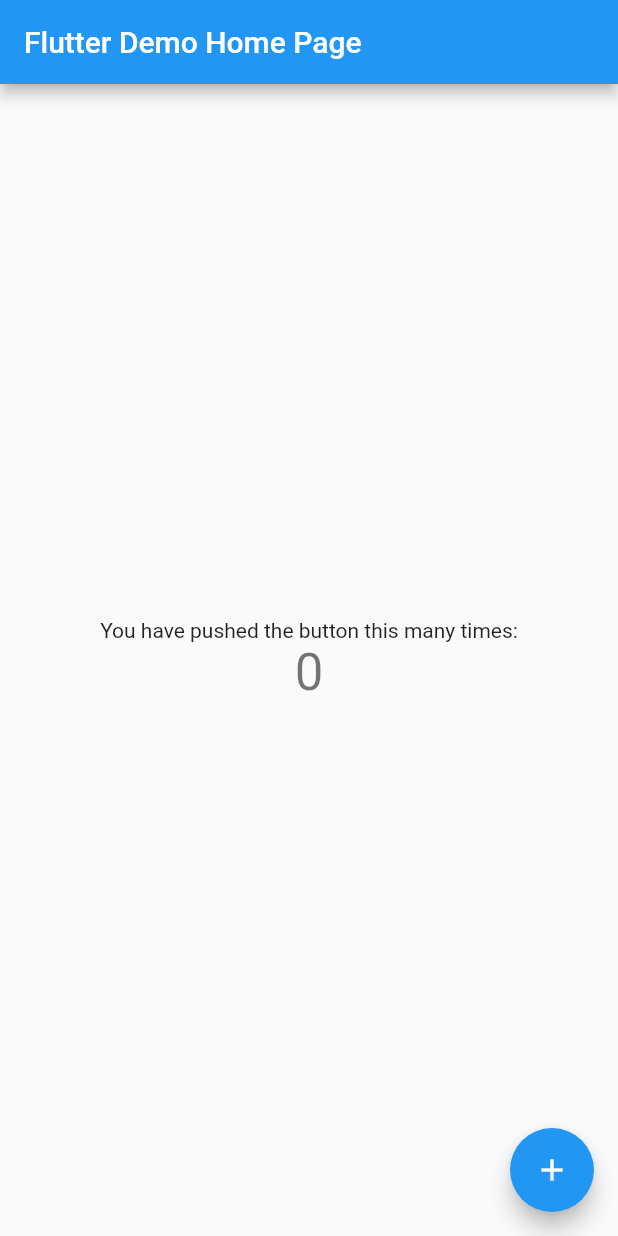
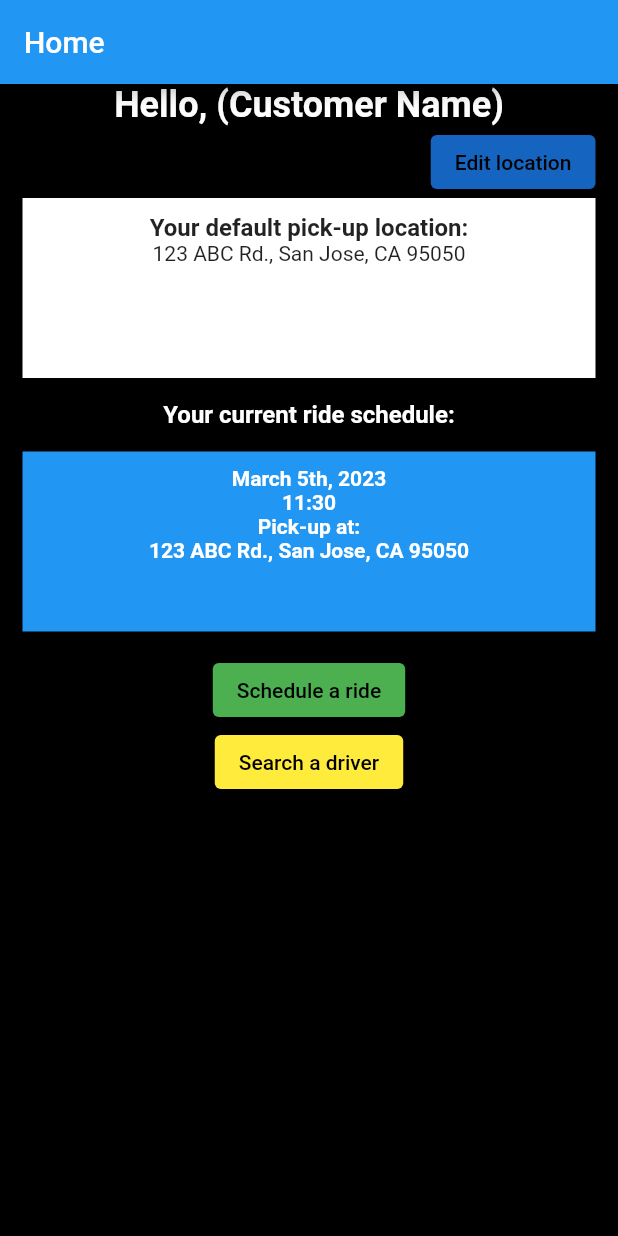
Before and after one commit to daniellee97/Sharide_dart, a Flutter app: the screen it shows after launch, on a phone screen of 412 x 824 dp. Run offline on Flutter 3.47's test engine with Material 2 defaults, Android fonts, the phone set to English and light mode, and no system bars.

Commit message:
Added more contents on the main page

```diff
--- /dev/null
+++ b/sharideapp/lib/homeSreen.dart
@@ -0,0 +1,132 @@
+import 'package:flutter/material.dart';
+
+class HomeScreen extends StatelessWidget {
+  @override
+  Widget build(BuildContext context) {
+    return Scaffold(
+        appBar: AppBar(title: Text('Home')),
+        body: Container(
+            color: Colors.black,
+            child: Column(
+              children: [
+                const Text(
+                  'Hello, (Customer Name)',
+                  style: TextStyle(
+                      fontSize: 24,
+                      fontWeight: FontWeight.bold,
+                      color: Colors.white),
+                ),
+                Container(
+                  alignment: Alignment.centerRight,
+                  margin: EdgeInsets.only(right: 15),
+                  child: ElevatedButton(
+                    onPressed: () => {},
+                    child: Text(
+                      'Edit location',
+                      style: TextStyle(color: Colors.black),
+                    ),
+                    style: ButtonStyle(
+                        backgroundColor:
+                            MaterialStateProperty.all(Colors.blue.shade800)),
+                  ),
+                ),
+                Container(
+                    alignment: Alignment.center,
+                    width: double.infinity,
+                    height: 120,
+                    margin: EdgeInsets.symmetric(horizontal: 15),
+                    padding: EdgeInsets.all(10),
+                    color: Colors.white,
+                    child: Column(
+                      children: [
+                        Text(
+                          'Your default pick-up location:',
+                          style: TextStyle(
+                              fontSize: 16, fontWeight: FontWeight.bold),
+                          textAlign: TextAlign.center,
+                        ),
+                        Text('123 ABC Rd., San Jose, CA 95050')
+                      ],
+                    )),
+                Container(
+                  margin: EdgeInsets.all(15),
+                  child: Column(
+                    children: [
+                      Text(
+                        'Your current ride schedule:',
+                        style: TextStyle(
+                            fontSize: 16,
+                            fontWeight: FontWeight.bold,
+                            color: Colors.white),
+                        textAlign: TextAlign.start,
+                      ),
+                      Container(
+                        height: 120,
+                        width: double.infinity,
+                        margin: EdgeInsets.symmetric(vertical: 15),
+                        padding: EdgeInsets.all(10),
+                        decoration: BoxDecoration(color: Colors.blue),
+                        child: Column(
+                          children: [
+                            Text(
+                              'March 5th, 2023',
+                              style: TextStyle(
+                                  color: Colors.white,
+                                  fontSize: 14,
+                                  fontWeight: FontWeight.bold),
+                            ),
+                            Text(
+                              '11:30',
+                              style: TextStyle(
+                                  color: Colors.white,
+                                  fontSize: 14,
+                                  fontWeight: FontWeight.bold),
+                            ),
+                            Text(
+                              'Pick-up at:',
+                              style: TextStyle(
+                                  color: Colors.white,
+                                  fontSize: 14,
+                                  fontWeight: FontWeight.bold),
+                            ),
+                            Text(
+                              '123 ABC Rd., San Jose, CA 95050',
+                              style: TextStyle(
+                                  color: Colors.white,
+                                  fontSize: 14,
+                                  fontWeight: FontWeight.bold),
+                            ),
+                          ],
+                        ),
+                      ),
+                      Container(
+                        child: Column(
+                          children: [
+                            ElevatedButton(
+                                style: ButtonStyle(
+                                    backgroundColor: MaterialStateProperty.all(
+                                        Colors.green)),
+                                onPressed: () => {},
+                                child: Text(
+                                  'Schedule a ride',
+                                  style: TextStyle(color: Colors.black),
+                                )),
+                            ElevatedButton(
+                                style: ButtonStyle(
+                                    backgroundColor: MaterialStateProperty.all(
+                                        Colors.yellow)),
+                                onPressed: () => {},
+                                child: Text(
+                                  'Search a driver',
+                                  style: TextStyle(color: Colors.black),
+                                )),
+                          ],
+                        ),
+                      ),
+                    ],
+                  ),
+                ),
+              ],
+            )));
+  }
+}
--- a/sharideapp/lib/main.dart
+++ b/sharideapp/lib/main.dart
@@ -1,14 +1,13 @@
 import 'package:flutter/material.dart';
 
+import './homeSreen.dart';
+
 void main() {
-  runApp(const MyApp());
+  runApp(MyApp());
 }
 
 class MyApp extends StatelessWidget {
-  const MyApp({super.key});
 
-  // This widget is the root of your application.
-  @override
   Widget build(BuildContext context) {
     return MaterialApp(
       title: 'Flutter Demo',
@@ -24,92 +23,7 @@
         // is not restarted.
         primarySwatch: Colors.blue,
       ),
-      home: const MyHomePage(title: 'Flutter Demo Home Page'),
+      home: HomeScreen(),
     );
   }
 }
-
-class MyHomePage extends StatefulWidget {
-  const MyHomePage({super.key, required this.title});
-
-  // This widget is the home page of your application. It is stateful, meaning
-  // that it has a State object (defined below) that contains fields that affect
-  // how it looks.
-
-  // This class is the configuration for the state. It holds the values (in this
-  // case the title) provided by the parent (in this case the App widget) and
-  // used by the build method of the State. Fields in a Widget subclass are
-  // always marked "final".
-
-  final String title;
-
-  @override
-  State<MyHomePage> createState() => _MyHomePageState();
-}
-
-class _MyHomePageState extends State<MyHomePage> {
-  int _counter = 0;
-
-  void _incrementCounter() {
-    setState(() {
-      // This call to setState tells the Flutter framework that something has
-      // changed in this State, which causes it to rerun the build method below
-      // so that the display can reflect the updated values. If we changed
-      // _counter without calling setState(), then the build method would not be
-      // called again, and so nothing would appear to happen.
-      _counter++;
-    });
-  }
-
-  @override
-  Widget build(BuildContext context) {
-    // This method is rerun every time setState is called, for instance as done
-    // by the _incrementCounter method above.
-    //
-    // The Flutter framework has been optimized to make rerunning build methods
-    // fast, so that you can just rebuild anything that needs updating rather
-    // than having to individually change instances of widgets.
-    return Scaffold(
-      appBar: AppBar(
-        // Here we take the value from the MyHomePage object that was created by
-        // the App.build method, and use it to set our appbar title.
-        title: Text(widget.title),
-      ),
-      body: Center(
-        // Center is a layout widget. It takes a single child and positions it
-        // in the middle of the parent.
-        child: Column(
-          // Column is also a layout widget. It takes a list of children and
-          // arranges them vertically. By default, it sizes itself to fit its
-          // children horizontally, and tries to be as tall as its parent.
-          //
-          // Invoke "debug painting" (press "p" in the console, choose the
-          // "Toggle Debug Paint" action from the Flutter Inspector in Android
-          // Studio, or the "Toggle Debug Paint" command in Visual Studio Code)
-          // to see the wireframe for each widget.
-          //
-          // Column has various properties to control how it sizes itself and
-          // how it positions its children. Here we use mainAxisAlignment to
-          // center the children vertically; the main axis here is the vertical
-          // axis because Columns are vertical (the cross axis would be
-          // horizontal).
-          mainAxisAlignment: MainAxisAlignment.center,
-          children: <Widget>[
-            const Text(
-              'You have pushed the button this many times:',
-            ),
-            Text(
-              '$_counter',
-              style: Theme.of(context).textTheme.headlineMedium,
-            ),
-          ],
-        ),
-      ),
-      floatingActionButton: FloatingActionButton(
-        onPressed: _incrementCounter,
-        tooltip: 'Increment',
-        child: const Icon(Icons.add),
-      ), // This trailing comma makes auto-formatting nicer for build methods.
-    );
-  }
-}
```
